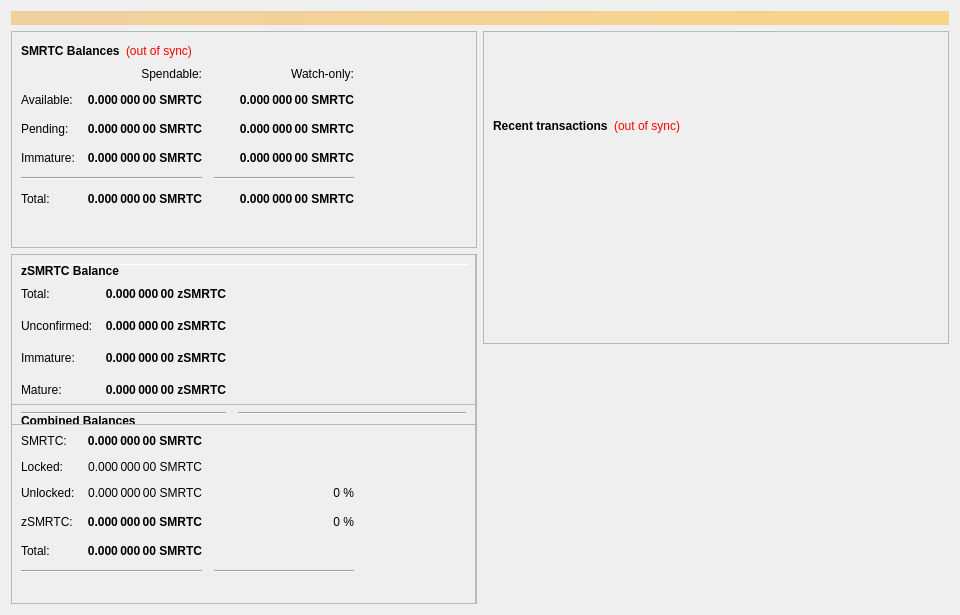
Above: src/qt/forms/overviewpage.ui from CryptoCashBack-Hub/CCBC before the change. Below: the same form after it.
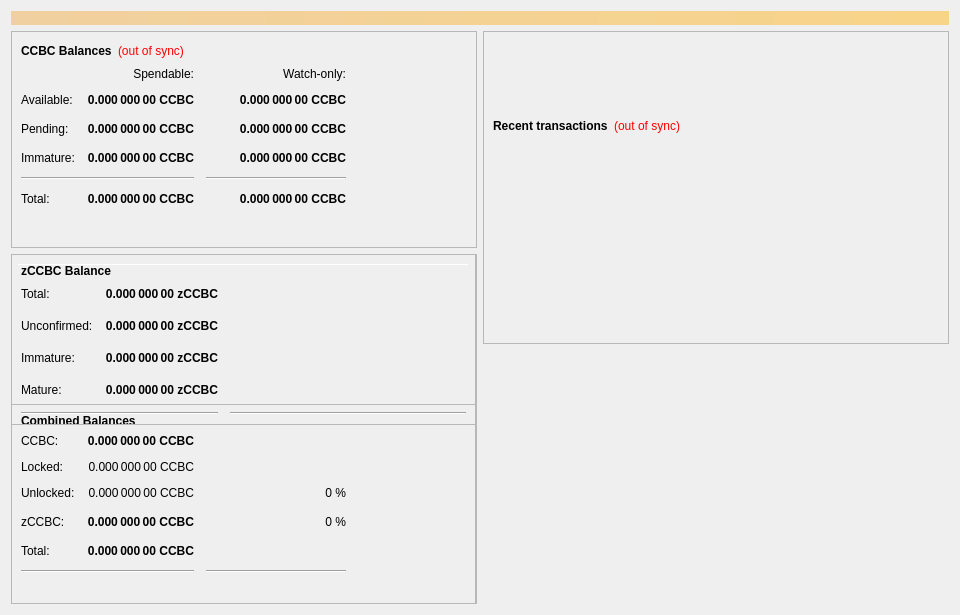
That is the form after the change.

```diff
--- a/src/qt/forms/overviewpage.ui
+++ b/src/qt/forms/overviewpage.ui
@@ -60,7 +60,7 @@
                </font>
               </property>
               <property name="text">
-               <string>SMRTC Balances</string>
+               <string>CCBC Balances</string>
               </property>
              </widget>
             </item>
@@ -118,7 +118,7 @@
                <string>Unconfirmed transactions to watch-only addresses</string>
               </property>
               <property name="text">
-               <string notr="true">0.000 000 00 SMRTC</string>
+               <string notr="true">0.000 000 00 CCBC</string>
               </property>
               <property name="alignment">
                <set>Qt::AlignRight|Qt::AlignTrailing|Qt::AlignVCenter</set>
@@ -143,7 +143,7 @@
                <string>Total of transactions that have yet to be confirmed, and do not yet count toward the spendable balance</string>
               </property>
               <property name="text">
-               <string notr="true">0.000 000 00 SMRTC</string>
+               <string notr="true">0.000 000 00 CCBC</string>
               </property>
               <property name="alignment">
                <set>Qt::AlignRight|Qt::AlignTrailing|Qt::AlignVCenter</set>
@@ -168,7 +168,7 @@
                <string>Staked or masternode rewards in watch-only addresses that has not yet matured</string>
               </property>
               <property name="text">
-               <string notr="true">0.000 000 00 SMRTC</string>
+               <string notr="true">0.000 000 00 CCBC</string>
               </property>
               <property name="alignment">
                <set>Qt::AlignRight|Qt::AlignTrailing|Qt::AlignVCenter</set>
@@ -226,7 +226,7 @@
                <string>Staked or masternode rewards that has not yet matured</string>
               </property>
               <property name="text">
-               <string notr="true">0.000 000 00 SMRTC</string>
+               <string notr="true">0.000 000 00 CCBC</string>
               </property>
               <property name="alignment">
                <set>Qt::AlignRight|Qt::AlignTrailing|Qt::AlignVCenter</set>
@@ -271,7 +271,7 @@
                <string>Your current total balance</string>
               </property>
               <property name="text">
-               <string notr="true">0.000 000 00 SMRTC</string>
+               <string notr="true">0.000 000 00 CCBC</string>
               </property>
               <property name="alignment">
                <set>Qt::AlignRight|Qt::AlignTrailing|Qt::AlignVCenter</set>
@@ -296,7 +296,7 @@
                <string>Current total balance in watch-only addresses</string>
               </property>
               <property name="text">
-               <string notr="true">0.000 000 00 SMRTC</string>
+               <string notr="true">0.000 000 00 CCBC</string>
               </property>
               <property name="alignment">
                <set>Qt::AlignRight|Qt::AlignTrailing|Qt::AlignVCenter</set>
@@ -338,7 +338,7 @@
                <string>Your current spendable balance</string>
               </property>
               <property name="text">
-               <string notr="true">0.000 000 00 SMRTC</string>
+               <string notr="true">0.000 000 00 CCBC</string>
               </property>
               <property name="alignment">
                <set>Qt::AlignRight|Qt::AlignTrailing|Qt::AlignVCenter</set>
@@ -363,7 +363,7 @@
                <string>Your current balance in watch-only addresses</string>
               </property>
               <property name="text">
-               <string notr="true">0.000 000 00 SMRTC</string>
+               <string notr="true">0.000 000 00 CCBC</string>
               </property>
               <property name="alignment">
                <set>Qt::AlignRight|Qt::AlignTrailing|Qt::AlignVCenter</set>
@@ -963,7 +963,7 @@
                 <string>Total of transactions that have yet to be confirmed, and do not yet count toward the spendable balance</string>
                </property>
                <property name="text">
-                <string notr="true">0.000 000 00 SMRTC</string>
+                <string notr="true">0.000 000 00 CCBC</string>
                </property>
                <property name="alignment">
                 <set>Qt::AlignRight|Qt::AlignTrailing|Qt::AlignVCenter</set>
@@ -988,7 +988,7 @@
                 <string>Total Balance, including unconfirmed and immature coins.</string>
                </property>
                <property name="text">
-                <string notr="true">0.000 000 00 SMRTC</string>
+                <string notr="true">0.000 000 00 CCBC</string>
                </property>
                <property name="alignment">
                 <set>Qt::AlignRight|Qt::AlignTrailing|Qt::AlignVCenter</set>
@@ -1021,7 +1021,7 @@
              <item row="1" column="0">
               <widget class="QLabel" name="labelBalanceTextz">
                <property name="text">
-                <string>SMRTC:</string>
+                <string>CCBC:</string>
                </property>
               </widget>
              </item>
@@ -1040,7 +1040,7 @@
                 <string>Your current spendable balance</string>
                </property>
                <property name="text">
-                <string notr="true">0.000 000 00 SMRTC</string>
+                <string notr="true">0.000 000 00 CCBC</string>
                </property>
                <property name="alignment">
                 <set>Qt::AlignRight|Qt::AlignTrailing|Qt::AlignVCenter</set>
@@ -1056,7 +1056,7 @@
                 <string/>
                </property>
                <property name="text">
-                <string>zSMRTC:</string>
+                <string>zCCBC:</string>
                </property>
               </widget>
              </item>
@@ -1090,7 +1090,7 @@
                 <string>Locked SMRTC or Masternode collaterals. These are excluded from zSMRTC minting.</string>
                </property>
                <property name="text">
-                <string>0.000 000 00 SMRTC</string>
+                <string>0.000 000 00 CCBC</string>
                </property>
                <property name="alignment">
                 <set>Qt::AlignRight|Qt::AlignTrailing|Qt::AlignVCenter</set>
@@ -1123,7 +1123,7 @@
                 <string>Unlocked SMRTCs. These can be used for zSMRTC minting.</string>
                </property>
                <property name="text">
-                <string>0.000 000 00 SMRTC</string>
+                <string>0.000 000 00 CCBC</string>
                </property>
                <property name="alignment">
                 <set>Qt::AlignRight|Qt::AlignTrailing|Qt::AlignVCenter</set>
@@ -1190,7 +1190,7 @@
                 </font>
                </property>
                <property name="text">
-                <string>zSMRTC Balance</string>
+                <string>zCCBC Balance</string>
                </property>
               </widget>
              </item>
@@ -1234,7 +1234,7 @@
                 <string>All available zSMRTC, unconfirmed and immature zSMRTC included.</string>
                </property>
                <property name="text">
-                <string notr="true">0.000 000 00 zSMRTC</string>
+                <string notr="true">0.000 000 00 zCCBC</string>
                </property>
                <property name="alignment">
                 <set>Qt::AlignRight|Qt::AlignTrailing|Qt::AlignVCenter</set>
@@ -1312,7 +1312,7 @@
 These zSMRTC are spendable.</string>
                </property>
                <property name="text">
-                <string>0.000 000 00 zSMRTC</string>
+                <string>0.000 000 00 zCCBC</string>
                </property>
                <property name="alignment">
                 <set>Qt::AlignRight|Qt::AlignTrailing|Qt::AlignVCenter</set>
@@ -1343,7 +1343,7 @@
 Immature: confirmed, but less than 1 mints of the same denomination after it was minted</string>
                </property>
                <property name="text">
-                <string>0.000 000 00 zSMRTC</string>
+                <string>0.000 000 00 zCCBC</string>
                </property>
                <property name="alignment">
                 <set>Qt::AlignRight|Qt::AlignTrailing|Qt::AlignVCenter</set>
@@ -1387,7 +1387,7 @@
 Immature: confirmed, but less than 1 mints of the same denomination after it was minted</string>
                </property>
                <property name="text">
-                <string>0.000 000 00 zSMRTC</string>
+                <string>0.000 000 00 zCCBC</string>
                </property>
                <property name="alignment">
                 <set>Qt::AlignRight|Qt::AlignTrailing|Qt::AlignVCenter</set>
```
Left out of the diff: 22 changed lines with no effect on the pictures.
